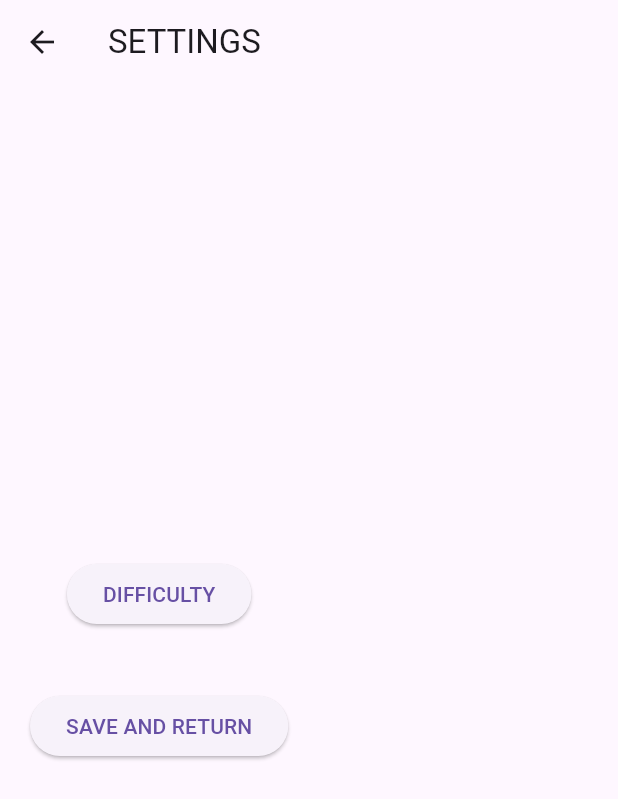
After one commit to jamesramsayboyd/Noughts_And_Crosses_Flutter, a Flutter app: the screen it shows after launch, after a tap on "SETTINGS", on a phone screen of 412 x 824 dp. The commit adds this screen. Shown: the top 799 px of the screen. Run offline on Flutter 3.47's test engine with Material 3 defaults, Android fonts, the phone set to English and light mode, and no system bars.

Commit message:
Navigation working. Creating library file to store game settings as global variables

```diff
--- /dev/null
+++ b/lib/GameScreen.dart
@@ -0,0 +1,51 @@
+import 'package:flutter/material.dart';
+import 'SettingsScreen.dart';
+
+class GameScreen extends StatelessWidget {
+  const GameScreen({super.key});
+
+  const difficulty = "PvP";
+
+  void newGame() {
+    print("New Game button pressed");
+  }
+
+  @override
+  Widget build(BuildContext context) {
+    return Scaffold(
+        appBar: AppBar(
+        title: const Text('NOUGHTS & CROSSES'),
+      ),
+      body: Column(
+        mainAxisAlignment: MainAxisAlignment.center,
+
+        children: <Widget>[
+
+          // Child of Column, Settings button containing route to SettingsScreen
+          Padding(
+            padding: const EdgeInsets.all(20.0),
+            child: ElevatedButton(
+              child: Text('SETTINGS'),
+              onPressed: () {
+                Navigator.push(
+                  context,
+                  MaterialPageRoute(builder: (context) => const ReturnToGameRoute()),
+                );
+              },
+            ),
+          ),
+
+          // Child of Column, New Game button reinitialising game
+          Padding(
+            padding: const EdgeInsets.all(20.0),
+            child: ElevatedButton(
+              onPressed: newGame,
+              child: Text('NEW GAME'),
+            ),
+          ),
+
+        ],
+      ),
+    );
+  }
+}
--- /dev/null
+++ b/lib/GameSettings.dart
@@ -0,0 +1,3 @@
+library game.globals;
+
+String difficulty = "PvP";
--- /dev/null
+++ b/lib/SettingsScreen.dart
@@ -0,0 +1,52 @@
+import 'package:flutter/material.dart';
+import 'GameScreen.dart';
+
+class ReturnToGameRoute extends StatelessWidget {
+  const ReturnToGameRoute({super.key});
+
+  void toggleDifficulty() {
+    if (difficulty == "PvP") {
+        difficulty = "Computer";
+    } else {
+        difficulty = "PvP";
+    }
+
+    print("Difficulty = " + difficulty);
+  }
+
+  @override
+  Widget build(BuildContext context) {
+    return Scaffold(
+      appBar: AppBar(
+        title: const Text('SETTINGS'),
+      ),
+      body: Column(
+        mainAxisAlignment: MainAxisAlignment.center,
+        children: <Widget>[
+
+          Padding(
+            padding: const EdgeInsets.all(20.0),
+            child: ElevatedButton(
+              onPressed: toggleDifficulty,
+              child: Text('DIFFICULTY'),
+            ),
+          ),
+
+          // Button to save settings and return to start new game, bottom of Column
+          Padding(
+            padding: const EdgeInsets.all(20.0),
+            child: ElevatedButton(
+              onPressed: () {
+                Navigator.pop(context);
+              },
+              child: const Text('SAVE AND RETURN'),
+            ),
+          ),
+
+
+        ]
+
+      ),
+    );
+  }
+}
--- a/lib/main.dart
+++ b/lib/main.dart
@@ -1,20 +1,25 @@
 import 'package:flutter/material.dart';
-import 'gameLogic.dart';
+import 'game.dart';
+import 'GameScreen.dart';
+import 'SettingsScreen.dart';
 
 void main() {
-  runApp(NoughtsAndCrossesApp());
+  runApp(MaterialApp(
+    title: 'NOUGHTS & CROSSES',
+    home: GameScreen(),
+    ));
 }
 
-class NoughtsAndCrossesApp extends StatefulWidget {
-  @override
-  State<NoughtsAndCrossesApp> createState() => _NoughtsAndCrossesAppState();
-}
-
-class _NoughtsAndCrossesAppState extends State<NoughtsAndCrossesApp> {
-  @override
-  Widget build(BuildContext context) {
-    return MaterialApp(
-      home: NoughtsAndCrossesGame(),  // see file 'gameLogic.dart'
-    );
-  }
-}
+// class NoughtsAndCrossesApp extends StatefulWidget {
+//   @override
+//   State<NoughtsAndCrossesApp> createState() => _NoughtsAndCrossesAppState();
+// }
+//
+// class _NoughtsAndCrossesAppState extends State<NoughtsAndCrossesApp> {
+//   @override
+//   Widget build(BuildContext context) {
+//     return MaterialApp(
+//       home: NoughtsAndCrossesGame(),  // see file 'gameLogic.dart'
+//     );
+//   }
+// }
```
Also changed, not shown: lib/game.dart (renamed from lib/gameLogic.dart, +50 -11 lines).
